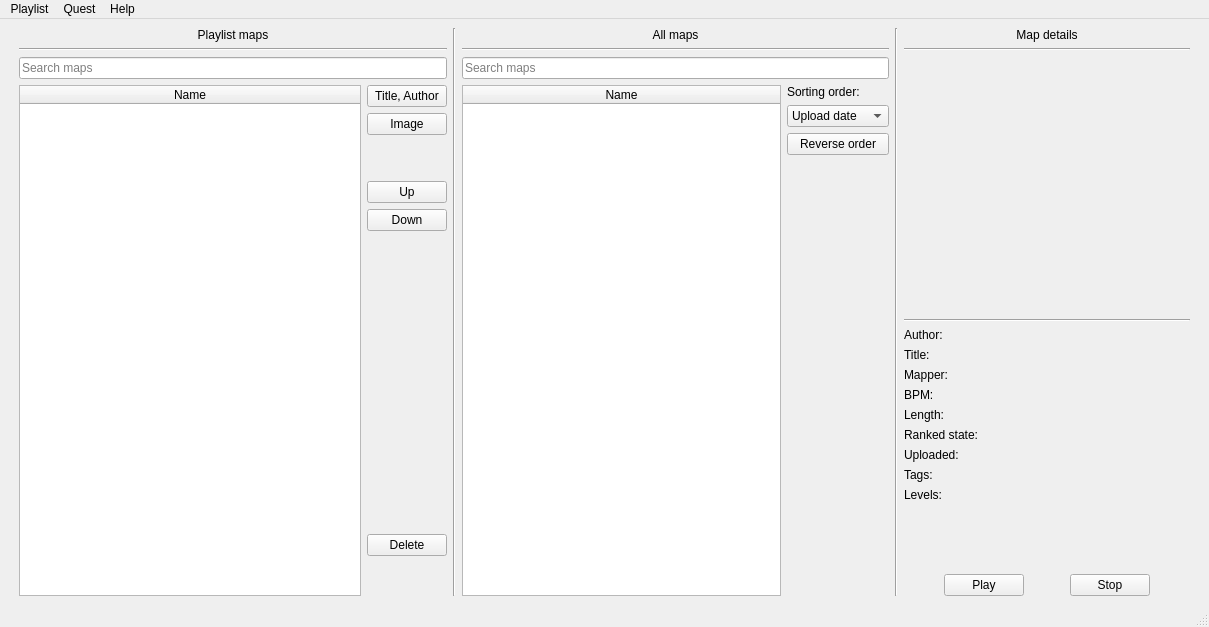
The window that ui/main.ui (Unvire/Quest3-beatsaber-playlist-manager) describes before a commit, drawn with Qt 5.
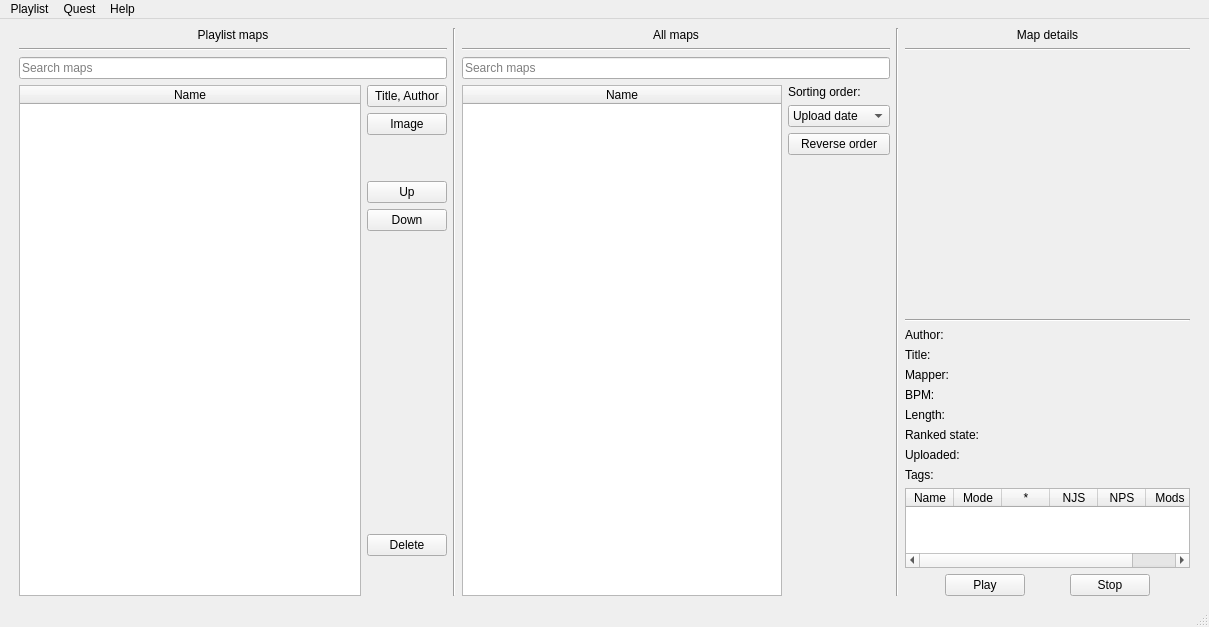
The same window after the commit.

Commit message: adds table for levels data

```diff
--- a/ui/main.ui
+++ b/ui/main.ui
@@ -41,7 +41,7 @@
      </spacer>
     </item>
     <item>
-     <layout class="QHBoxLayout" name="horizontalLayout" stretch="3,0,3,0,0">
+     <layout class="QHBoxLayout" name="horizontalLayout" stretch="3,0,3,0,2">
       <property name="sizeConstraint">
        <enum>QLayout::SetNoConstraint</enum>
       </property>
@@ -451,10 +451,49 @@
          </widget>
         </item>
         <item>
-         <widget class="QLabel" name="mapLevelsLabel">
-          <property name="text">
-           <string>Levels:</string>
+         <widget class="QTableWidget" name="mapLevelsTable">
+          <property name="editTriggers">
+           <set>QAbstractItemView::NoEditTriggers</set>
           </property>
+          <attribute name="horizontalHeaderMinimumSectionSize">
+           <number>30</number>
+          </attribute>
+          <attribute name="horizontalHeaderDefaultSectionSize">
+           <number>48</number>
+          </attribute>
+          <attribute name="horizontalHeaderStretchLastSection">
+           <bool>true</bool>
+          </attribute>
+          <column>
+           <property name="text">
+            <string>Name</string>
+           </property>
+          </column>
+          <column>
+           <property name="text">
+            <string>Mode</string>
+           </property>
+          </column>
+          <column>
+           <property name="text">
+            <string>*</string>
+           </property>
+          </column>
+          <column>
+           <property name="text">
+            <string>NJS</string>
+           </property>
+          </column>
+          <column>
+           <property name="text">
+            <string>NPS</string>
+           </property>
+          </column>
+          <column>
+           <property name="text">
+            <string>Mods</string>
+           </property>
+          </column>
          </widget>
         </item>
         <item>
```
The commit also changes 1 other file.
